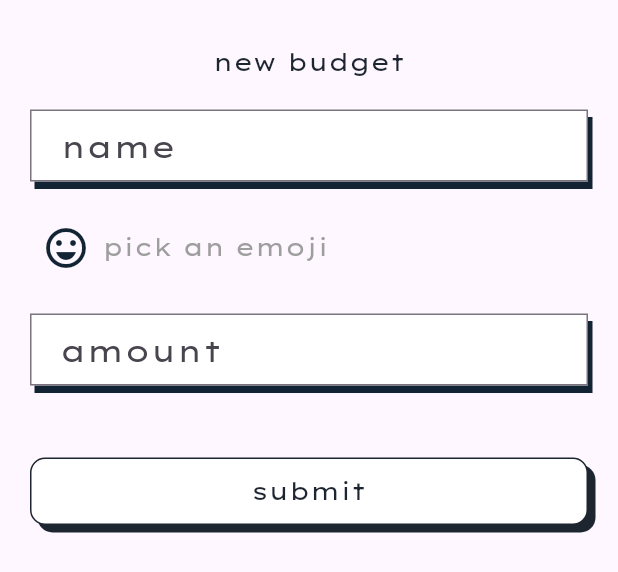
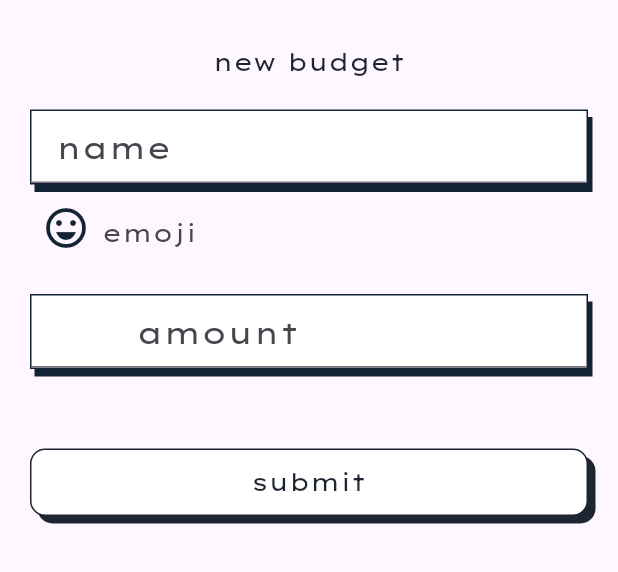
Before and after one commit to agungfir98/oraboros-flutter, a Flutter app: the NewBudgetSheet widget shown alone on an empty page, opened directly, on a phone screen of 412 x 824 dp. Shown: the top 572 px of the screen. Run offline on Flutter 3.47's test engine with Material 3 defaults, Android fonts, the phone set to English and light mode, and no system bars; our stand-ins replace emoji_picker_flutter, google_sign_in, supabase_flutter; missing offline and left inert: dart:ffi; accounts and stored records are empty.

Commit message:
refactor: refactor the textformfield with custom text form field

```diff
--- a/lib/screens/dashboard/widgets/new_budget_sheet.dart
+++ b/lib/screens/dashboard/widgets/new_budget_sheet.dart
@@ -3,6 +3,7 @@ import 'package:flutter/foundation.dart';
 import 'package:flutter/material.dart';
 import 'package:flutter/services.dart';
 import 'package:oraboros/components/button.dart';
+import 'package:oraboros/components/custom_text_form_field.dart';
 import 'package:oraboros/components/toaster.dart';
 import 'package:oraboros/services/budget.service.dart';
 
@@ -22,6 +23,7 @@ class _NewBudgetSheetState extends State<NewBudgetSheet> {
   final Map<String, TextEditingController> _controller = {};
   bool _showEmojiPicker = false;
   bool _canPop = true;
+  final Map<String, String> _formFieldError = {};
 
   final Map<String, dynamic> _budgetState = {
     "name": null,
@@ -35,8 +37,15 @@ class _NewBudgetSheetState extends State<NewBudgetSheet> {
     _nameFocusNode.addListener(_onFocusChange);
     _amountFocusNode.addListener(_onFocusChange);
     _controller['name'] = TextEditingController(text: _budgetState['name']);
-    _controller['amount'] =
-        TextEditingController(text: _budgetState['amount'].toString());
+    _controller['icon'] = TextEditingController(text: _budgetState['icon']);
+    _controller['amount'] = TextEditingController(
+      text: _budgetState['amount'].toString(),
+    );
+    _budgetState.forEach(
+      (key, value) {
+        _formFieldError[key] = "";
+      },
+    );
   }
 
   @override
@@ -45,6 +54,9 @@ class _NewBudgetSheetState extends State<NewBudgetSheet> {
     _amountFocusNode.removeListener(_onFocusChange);
     _nameFocusNode.dispose();
     _amountFocusNode.dispose();
+    _controller.forEach((key, value) {
+      value.dispose();
+    });
     super.dispose();
   }
 
@@ -54,6 +66,13 @@ class _NewBudgetSheetState extends State<NewBudgetSheet> {
         _showEmojiPicker = false;
         _canPop = true;
       }
+    });
+  }
+
+  void onChangeIcon(value) {
+    setState(() {
+      _budgetState['icon'] = value;
+      _controller['icon']?.text = value ?? "";
     });
   }
 
@@ -75,9 +94,13 @@ class _NewBudgetSheetState extends State<NewBudgetSheet> {
         child: Column(
           mainAxisSize: MainAxisSize.min,
           children: [
-            Padding(
-              padding: const EdgeInsets.symmetric(horizontal: 20, vertical: 30),
+            Flexible(
+              child: SingleChildScrollView(
+                child: Container(
+                  padding:
+                      const EdgeInsets.symmetric(horizontal: 20, vertical: 30),
                   child: Column(
+                    mainAxisSize: MainAxisSize.min,
                     children: [
                       const Center(child: Text('new budget')),
                       const SizedBox(height: 20),
@@ -87,46 +110,32 @@ class _NewBudgetSheetState extends State<NewBudgetSheet> {
                           mainAxisSize: MainAxisSize.min,
                           crossAxisAlignment: CrossAxisAlignment.start,
                           children: [
-                        Container(
-                          decoration: const BoxDecoration(
-                            color: Colors.white,
-                            boxShadow: [
-                              BoxShadow(
-                                color: Color(0xff122334),
-                                offset: Offset(3, 5),
-                              )
-                            ],
-                          ),
-                          child: TextFormField(
+                            CustomTextFormField(
+                              placeholder: "name",
                               controller: _controller['name'],
                               focusNode: _nameFocusNode,
-                            decoration: const InputDecoration(
-                              label: Text("name"),
-                              contentPadding:
-                                  EdgeInsets.symmetric(horizontal: 16),
-                              focusedBorder: OutlineInputBorder(
-                                borderRadius: BorderRadius.all(Radius.zero),
-                                borderSide: BorderSide(
-                                  color: Color(0xff122334),
-                                  width: 1,
-                                ),
-                              ),
-                              border: OutlineInputBorder(
-                                borderRadius: BorderRadius.all(Radius.zero),
-                                borderSide: BorderSide(
-                                  color: Color(0xff122334),
-                                  width: 1,
-                                ),
-                              ),
-                            ),
                               onChanged: (value) {
                                 setState(() {
+                                  if (value.isNotEmpty) {
+                                    _formFieldError['name'] = '';
+                                  }
                                   _budgetState['name'] = value;
                                 });
                               },
+                              validator: (value) {
+                                setState(() {
+                                  if (value!.isEmpty) {
+                                    _formFieldError['name'] =
+                                        "this field must not be empty";
+                                    return;
+                                  }
+                                  _formFieldError['name'] = "";
+                                  return;
+                                });
+                                return null;
+                              },
+                              errorMessage: _formFieldError['name'] ?? "",
                             ),
-                        ),
-                        const SizedBox(height: 20),
                             Row(
                               children: [
                                 IconButton(
@@ -144,54 +153,58 @@ class _NewBudgetSheetState extends State<NewBudgetSheet> {
                                     color: Color(0xff122334),
                                   ),
                                 ),
-                            Text(
-                              _budgetState['icon'] ?? "pick an emoji",
-                              style: TextStyle(
-                                color: Colors.grey,
-                                fontSize:
-                                    _budgetState['icon'] != null ? 24 : 16,
+                                Flexible(
+                                  fit: FlexFit.loose,
+                                  child: TextFormField(
+                                    validator: (value) {
+                                      if (value!.isEmpty) {
+                                        return "pick an emoji";
+                                      }
+                                      return null;
+                                    },
+                                    autovalidateMode:
+                                        AutovalidateMode.onUserInteraction,
+                                    readOnly: true,
+                                    style: const TextStyle(fontSize: 24),
+                                    decoration: const InputDecoration(
+                                      contentPadding:
+                                          EdgeInsets.symmetric(vertical: 0),
+                                      border: InputBorder.none,
+                                      errorBorder: InputBorder.none,
+                                      disabledBorder: InputBorder.none,
+                                      hintStyle: TextStyle(fontSize: 16),
+                                      hintText: "emoji",
+                                    ),
+                                    controller: _controller['icon'],
                                   ),
                                 ),
                               ],
                             ),
                             const SizedBox(height: 20),
-                        Container(
-                          decoration: const BoxDecoration(
-                            color: Colors.white,
-                            boxShadow: [
-                              BoxShadow(
-                                color: Color(0xff122334),
-                                offset: Offset(3, 5),
-                              ),
-                            ],
-                          ),
-                          child: TextFormField(
+                            CustomTextFormField(
+                              placeholder: "amount",
+                              prefix: const Text("Rp. "),
                               controller: _controller['amount'],
                               focusNode: _amountFocusNode,
-                            keyboardType: const TextInputType.numberWithOptions(
-                              decimal: true,
-                              signed: false,
-                            ),
-                            decoration: const InputDecoration(
-                              contentPadding:
-                                  EdgeInsets.symmetric(horizontal: 16),
-                              focusedBorder: OutlineInputBorder(
-                                borderRadius: BorderRadius.all(Radius.zero),
-                                borderSide: BorderSide(
-                                  color: Color(0xff122334),
-                                  width: 1,
-                                ),
-                              ),
-                              border: OutlineInputBorder(
-                                borderRadius: BorderRadius.all(Radius.zero),
-                                borderSide: BorderSide(
-                                  color: Color(0xff122334),
-                                  width: 1,
-                                ),
-                              ),
-                              label: Text("amount"),
-                              prefix: Text('Rp.'),
-                            ),
+                              keyboardType:
+                                  const TextInputType.numberWithOptions(
+                                      decimal: true, signed: false),
+                              errorMessage: _formFieldError['amount'] ?? "",
+                              validator: (value) {
+                                setState(() {
+                                  if (value!.isEmpty) {
+                                    _formFieldError['amount'] =
+                                        "this field can't be empty";
+                                    return;
+                                  } else if (int.parse(value) < 1) {
+                                    _formFieldError['amount'] =
+                                        "value must be greater than zero";
+                                    return;
+                                  }
+                                  return;
+                                });
+                                return null;
+                              },
                               inputFormatters: [
                                 FilteringTextInputFormatter.digitsOnly
                               ],
@@ -200,11 +213,11 @@ class _NewBudgetSheetState extends State<NewBudgetSheet> {
                                   if (value.isEmpty) {
                                     _budgetState['amount'] = "";
                                   } else {
+                                    _formFieldError['amount'] = "";
                                     _budgetState['amount'] = int.parse(value);
                                   }
                                 });
                               },
-                          ),
                             ),
                             const SizedBox(height: 48),
                             CustomButtonWidget(
@@ -213,15 +226,22 @@ class _NewBudgetSheetState extends State<NewBudgetSheet> {
                               ),
                               onTap: () {
                                 try {
+                                  print(_formKey.currentState?.validate());
+                                  if (!_formKey.currentState!.validate()) {
+                                    return;
+                                  }
                                   BudgetService().newBudget(_budgetState).then(
                                     (value) {
                                       Navigator.of(context).pop();
-                                  Toast(context)
-                                      .success("budget successfully created");
+                                      Toast(context).success(
+                                        "budget successfully created",
+                                      );
                                     },
                                   );
                                 } catch (e) {
-                              print('error nih: ${e.toString()}');
+                                  Toast(context).danger(
+                                    "something went wrong with the server",
+                                  );
                                 }
                               },
                             ),
@@ -231,20 +251,18 @@ class _NewBudgetSheetState extends State<NewBudgetSheet> {
                     ],
                   ),
                 ),
+              ),
+            ),
             Offstage(
               offstage: !_showEmojiPicker,
               child: EmojiPicker(
                 scrollController: _emojiScrollController,
                 textEditingController: _emojiController,
                 onEmojiSelected: (category, emoji) {
-                  setState(() {
-                    _budgetState['icon'] = emoji.emoji;
-                  });
+                  onChangeIcon(emoji.emoji);
                 },
                 onBackspacePressed: () {
-                  setState(() {
-                    _budgetState['icon'] = null;
-                  });
+                  onChangeIcon(null);
                 },
                 config: Config(
                   height: 300,
```
Lines whose indentation alone changed are shown as unchanged.
